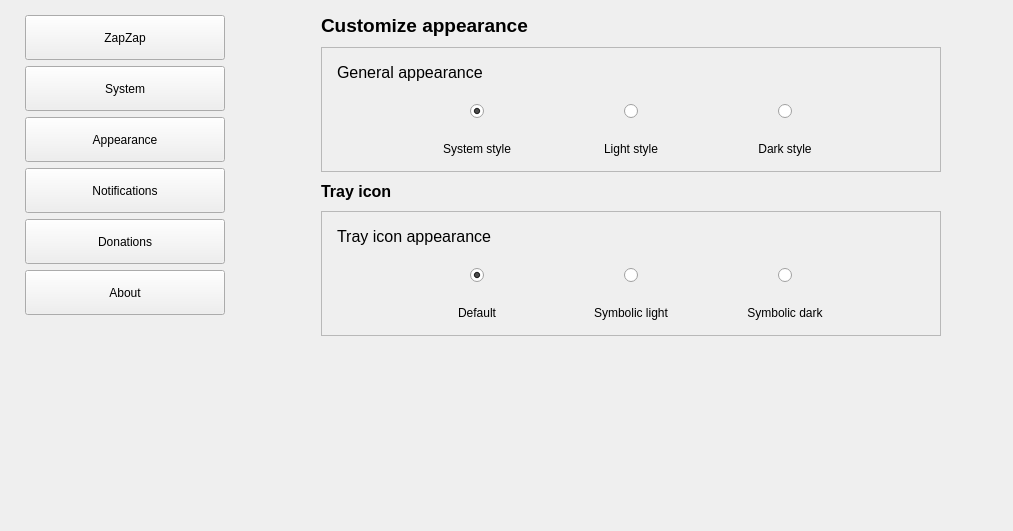
Qt form zapzap/view/settings.ui (rafatosta/zapzap) before a commit.
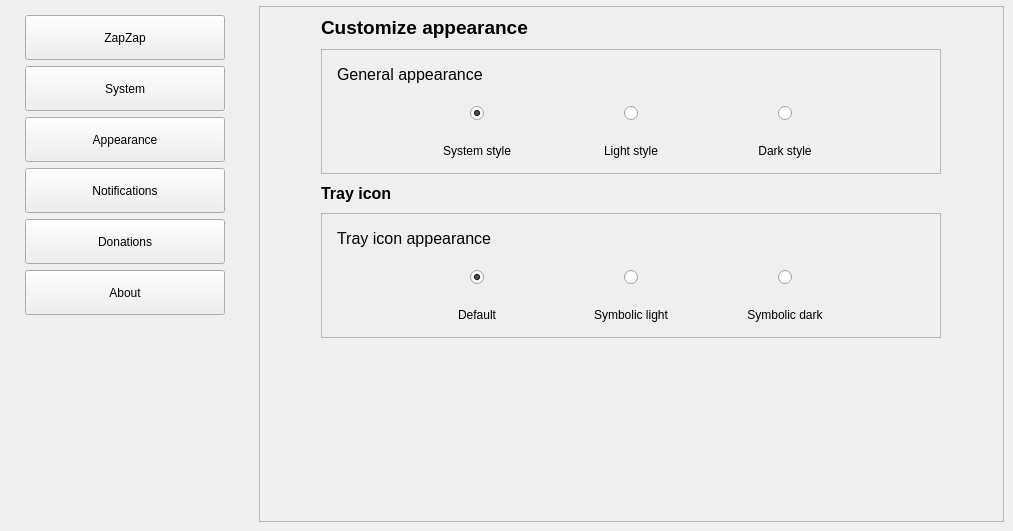
The same form after that commit. The open tabs and pages were chosen to show the change. Icons and pictures are not drawn.

Commit message: QScrollArea in appearance

Patch:
```diff
--- a/zapzap/view/settings.ui
+++ b/zapzap/view/settings.ui
@@ -580,8 +580,29 @@
      </widget>
      <widget class="QWidget" name="pageAppearance">
       <layout class="QVBoxLayout" name="verticalLayout_14">
+       <property name="topMargin">
+        <number>6</number>
+       </property>
+       <item>
+        <widget class="QScrollArea" name="scrollArea_4">
+         <property name="widgetResizable">
+          <bool>true</bool>
+         </property>
+         <widget class="QWidget" name="appearance_scrollArea">
+          <property name="geometry">
+           <rect>
+            <x>0</x>
+            <y>0</y>
+            <width>747</width>
+            <height>515</height>
+           </rect>
+          </property>
+          <layout class="QVBoxLayout" name="verticalLayout_33">
        <item>
         <layout class="QHBoxLayout" name="horizontalLayout_7">
+             <property name="spacing">
+              <number>0</number>
+             </property>
          <item>
           <spacer name="horizontalSpacer_3">
            <property name="orientation">
@@ -599,12 +620,12 @@
           </spacer>
          </item>
          <item>
-          <layout class="QVBoxLayout" name="verticalLayout_13">
+              <layout class="QVBoxLayout" name="container_appearance">
            <property name="spacing">
             <number>10</number>
            </property>
            <property name="topMargin">
-            <number>5</number>
+                <number>0</number>
            </property>
            <item>
             <widget class="QLabel" name="label_2">
@@ -1276,10 +1297,14 @@
          <property name="sizeHint" stdset="0">
           <size>
            <width>20</width>
-           <height>298</height>
+               <height>142</height>
           </size>
          </property>
         </spacer>
+           </item>
+          </layout>
+         </widget>
+        </widget>
        </item>
       </layout>
      </widget>
@@ -1339,9 +1364,9 @@
                 <number>0</number>
                </property>
                <item>
-                <layout class="QHBoxLayout" name="horizontalLayout_13">
+                <layout class="QVBoxLayout" name="verticalLayout_13">
                  <property name="spacing">
-                  <number>6</number>
+                  <number>0</number>
                  </property>
                  <item>
                   <widget class="QCheckBox" name="notify_desktop">
```
Left out of the diff: 16 changed lines with no effect on the pictures. Lines whose indentation alone changed are shown as unchanged.
